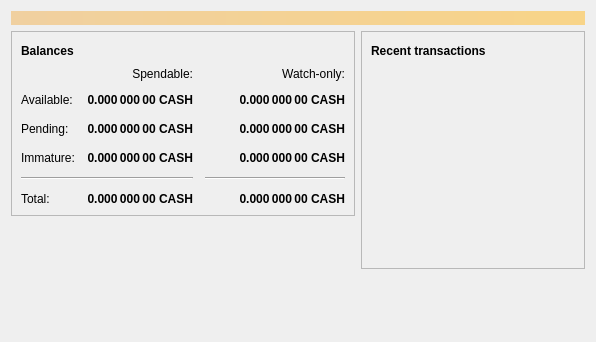
The window that src/qt/forms/overviewpage.ui (genesis-extensions/genesis) describes before a commit, drawn with Qt 5.
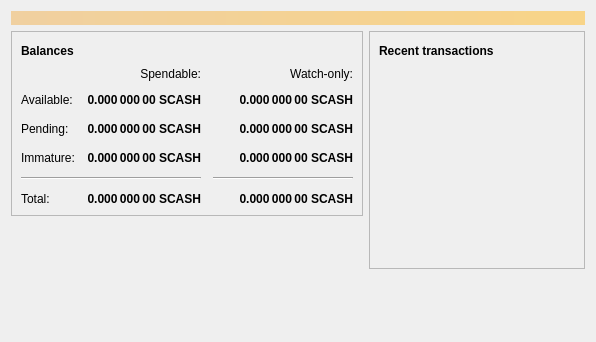
The same window after the commit.

Commit message: Changed ticker from CASH to SCASH

Diff of the .ui file:
```diff
--- a/src/qt/forms/overviewpage.ui
+++ b/src/qt/forms/overviewpage.ui
@@ -96,7 +96,7 @@
                <string>Unconfirmed transactions to watch-only addresses</string>
               </property>
               <property name="text">
-               <string notr="true">0.000 000 00 CASH</string>
+               <string notr="true">0.000 000 00 SCASH</string>
               </property>
               <property name="alignment">
                <set>Qt::AlignRight|Qt::AlignTrailing|Qt::AlignVCenter</set>
@@ -121,7 +121,7 @@
                <string>Total of transactions that have yet to be confirmed, and do not yet count toward the spendable balance</string>
               </property>
               <property name="text">
-               <string notr="true">0.000 000 00 CASH</string>
+               <string notr="true">0.000 000 00 SCASH</string>
               </property>
               <property name="alignment">
                <set>Qt::AlignRight|Qt::AlignTrailing|Qt::AlignVCenter</set>
@@ -146,7 +146,7 @@
                <string>Mined balance in watch-only addresses that has not yet matured</string>
               </property>
               <property name="text">
-               <string notr="true">0.000 000 00 CASH</string>
+               <string notr="true">0.000 000 00 SCASH</string>
               </property>
               <property name="alignment">
                <set>Qt::AlignRight|Qt::AlignTrailing|Qt::AlignVCenter</set>
@@ -204,7 +204,7 @@
                <string>Mined balance that has not yet matured</string>
               </property>
               <property name="text">
-               <string notr="true">0.000 000 00 CASH</string>
+               <string notr="true">0.000 000 00 SCASH</string>
               </property>
               <property name="alignment">
                <set>Qt::AlignRight|Qt::AlignTrailing|Qt::AlignVCenter</set>
@@ -249,7 +249,7 @@
                <string>Your current total balance</string>
               </property>
               <property name="text">
-               <string notr="true">0.000 000 00 CASH</string>
+               <string notr="true">0.000 000 00 SCASH</string>
               </property>
               <property name="alignment">
                <set>Qt::AlignRight|Qt::AlignTrailing|Qt::AlignVCenter</set>
@@ -274,7 +274,7 @@
                <string>Current total balance in watch-only addresses</string>
               </property>
               <property name="text">
-               <string notr="true">0.000 000 00 CASH</string>
+               <string notr="true">0.000 000 00 SCASH</string>
               </property>
               <property name="alignment">
                <set>Qt::AlignRight|Qt::AlignTrailing|Qt::AlignVCenter</set>
@@ -316,7 +316,7 @@
                <string>Your current spendable balance</string>
               </property>
               <property name="text">
-               <string notr="true">0.000 000 00 CASH</string>
+               <string notr="true">0.000 000 00 SCASH</string>
               </property>
               <property name="alignment">
                <set>Qt::AlignRight|Qt::AlignTrailing|Qt::AlignVCenter</set>
@@ -341,7 +341,7 @@
                <string>Your current balance in watch-only addresses</string>
               </property>
               <property name="text">
-               <string notr="true">0.000 000 00 CASH</string>
+               <string notr="true">0.000 000 00 SCASH</string>
               </property>
               <property name="alignment">
                <set>Qt::AlignRight|Qt::AlignTrailing|Qt::AlignVCenter</set>
```
The commit also changes 37 other files.
